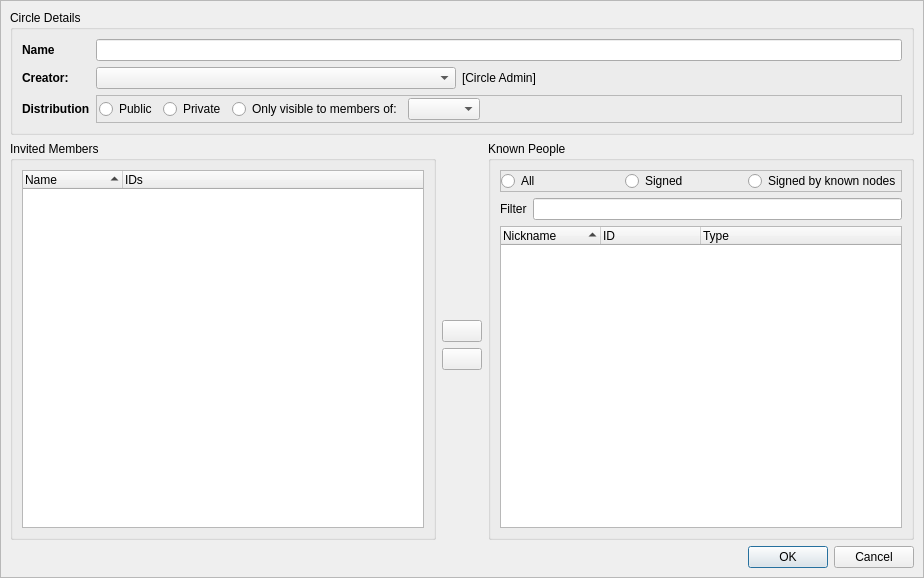
Qt form retroshare-gui/src/gui/Circles/CreateCircleDialog.ui (RetroShare/RetroShare) before a commit.
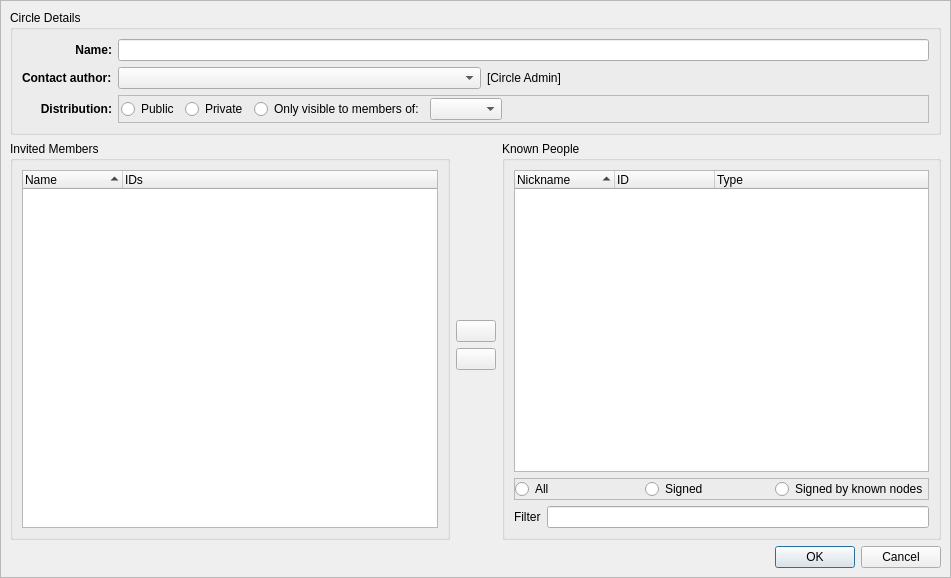
The same form after that commit. Icons and pictures are not drawn. Custom widgets are drawn as their Qt base class.

Commit message: improved GUI layout in circle creation box. Added tooltips

What changed in the file:
```diff
--- a/retroshare-gui/src/gui/Circles/CreateCircleDialog.ui
+++ b/retroshare-gui/src/gui/Circles/CreateCircleDialog.ui
@@ -6,7 +6,7 @@
    <rect>
     <x>0</x>
     <y>0</y>
-    <width>924</width>
+    <width>951</width>
     <height>578</height>
    </rect>
   </property>
@@ -143,6 +143,31 @@
            <string>Known People</string>
           </property>
           <layout class="QVBoxLayout" name="verticalLayout">
+           <item>
+            <widget class="RSTreeWidget" name="treeWidget_IdList">
+             <property name="contextMenuPolicy">
+              <enum>Qt::CustomContextMenu</enum>
+             </property>
+             <property name="sortingEnabled">
+              <bool>true</bool>
+             </property>
+             <column>
+              <property name="text">
+               <string>Nickname</string>
+              </property>
+             </column>
+             <column>
+              <property name="text">
+               <string>ID</string>
+              </property>
+             </column>
+             <column>
+              <property name="text">
+               <string>Type</string>
+              </property>
+             </column>
+            </widget>
+           </item>
            <item>
             <widget class="QFrame" name="frame_PgpTypes">
              <property name="frameShape">
@@ -205,31 +230,6 @@
              </item>
             </layout>
            </item>
-           <item>
-            <widget class="RSTreeWidget" name="treeWidget_IdList">
-             <property name="contextMenuPolicy">
-              <enum>Qt::CustomContextMenu</enum>
-             </property>
-             <property name="sortingEnabled">
-              <bool>true</bool>
-             </property>
-             <column>
-              <property name="text">
-               <string>Nickname</string>
-              </property>
-             </column>
-             <column>
-              <property name="text">
-               <string>ID</string>
-              </property>
-             </column>
-             <column>
-              <property name="text">
-               <string>Type</string>
-              </property>
-             </column>
-            </widget>
-           </item>
           </layout>
          </widget>
         </item>
@@ -258,8 +258,14 @@
                <bold>true</bold>
               </font>
              </property>
+             <property name="layoutDirection">
+              <enum>Qt::LeftToRight</enum>
+             </property>
              <property name="text">
-              <string>Name</string>
+              <string>Name:</string>
+             </property>
+             <property name="alignment">
+              <set>Qt::AlignRight|Qt::AlignTrailing|Qt::AlignVCenter</set>
              </property>
             </widget>
            </item>
@@ -275,7 +281,7 @@
               </font>
              </property>
              <property name="text">
-              <string>Creator:</string>
+              <string>Contact author:</string>
              </property>
             </widget>
            </item>
@@ -324,7 +330,10 @@
               </font>
              </property>
              <property name="text">
-              <string>Distribution</string>
+              <string>Distribution:</string>
+             </property>
+             <property name="alignment">
+              <set>Qt::AlignRight|Qt::AlignTrailing|Qt::AlignVCenter</set>
              </property>
             </widget>
            </item>
```
Left out of the diff: 44 changed lines with no effect on the pictures. The commit also changes 2 other files.
